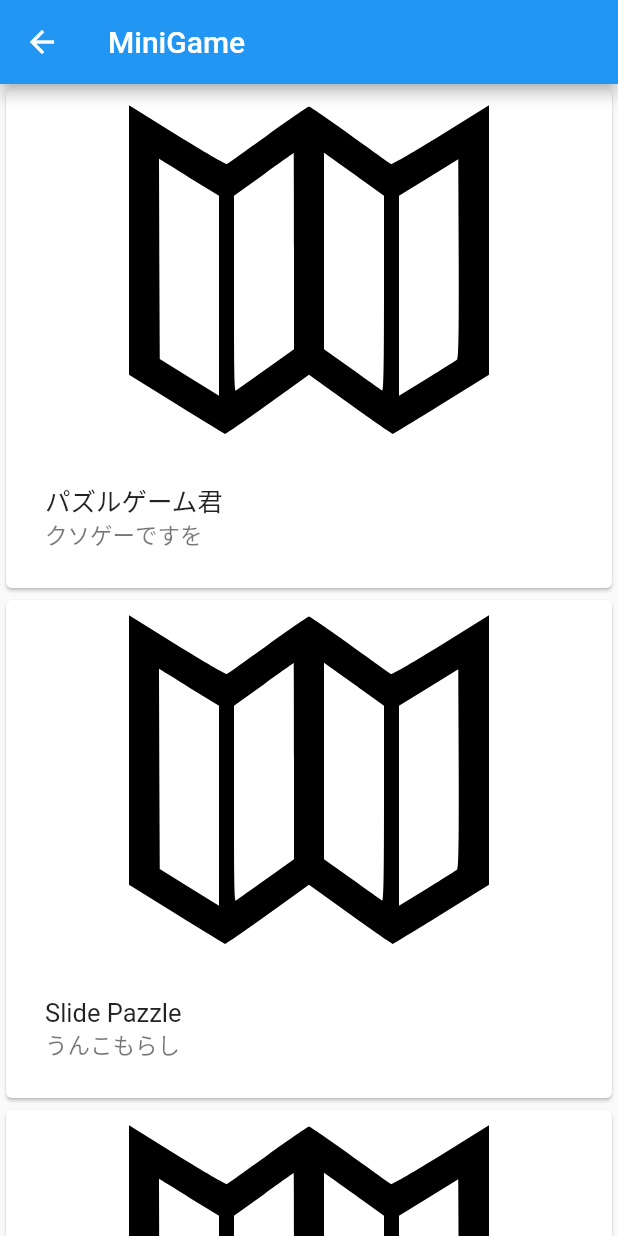
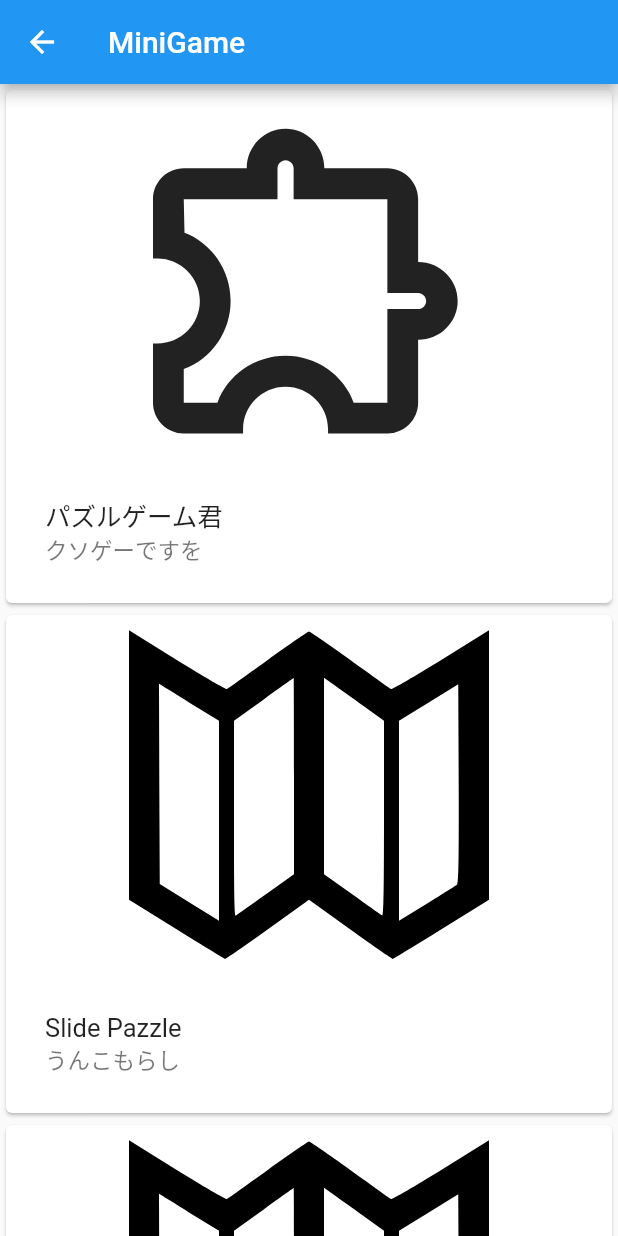
Before and after one commit to FukukouSSJouhou/umenavi, a Flutter app: the screen it shows after launch, scrolled down 576 dp, after a tap on "MiniGame", on a phone screen of 412 x 824 dp. Run offline on Flutter 3.47's test engine with Material 2 defaults, Android fonts, the phone set to English and light mode, and no system bars; our stand-ins replace flutter_svg, package_info; missing offline and left inert: slidingpuzzle, tetris.

Commit message:
fixed icon

```diff
--- a/lib/activities/minigame.dart
+++ b/lib/activities/minigame.dart
@@ -33,8 +33,10 @@ class _MiniGamePageState extends State<MiniGamePage>{
               child:Card(
                   child:Column(
                     children: <Widget>[
-                      SvgPicture.asset("images/icon/iconmonstr-map-2-240.svg",
-                        semanticsLabel: 'map',),
+                      Icon(
+                        Icons.extension_outlined,
+                        size:250,
+                      ),
                       Container(
                           margin: EdgeInsets.all(10.0),
                           child:ListTile(
--- a/lib/main.dart
+++ b/lib/main.dart
@@ -7,7 +7,7 @@ import "activities/stage_show.dart";
 import "activities/umeyoko.dart";
 import 'activities/miniGame.dart';
 String applicationName= "UMENAVI";
-String applicationVersion= "20210525beta1";
+String applicationVersion= "20210526beta1";
 String applicationLegalese="2021 Fukushima High School SS club Jouhouhan";
 void main() {
   runApp(MyApp());
@@ -159,7 +159,10 @@ class _MyHomePageState extends State<MyHomePage> {
               child:Card(
                   child:Column(
                     children: <Widget>[
-                      SvgPicture.asset("images/icon/icon_111651_256.svg",semanticsLabel: "MiniGame",),
+                    Icon(
+                    Icons.extension_outlined,
+                      size:250,
+                  ),
                       Container(
                           margin: EdgeInsets.all(10.0),
                           child:ListTile(
--- a/pubspec.yaml
+++ b/pubspec.yaml
@@ -15,7 +15,7 @@ publish_to: 'none' # Remove this line if you wish to publish to pub.dev
 # In iOS, build-name is used as CFBundleShortVersionString while build-number used as CFBundleVersion.
 # Read more about iOS versioning at
 # https://developer.apple.com/library/archive/documentation/General/Reference/InfoPlistKeyReference/Articles/CoreFoundationKeys.html
-version: 1.0.0+2
+version: 1.0.0+3
 
 environment:
   sdk: ">=2.7.0 <3.0.0"
```
Also changed, not shown: images/icon/27C4EFD6-9BB5-49F9-9F2D-F2B13F1B948F.svg (added), images/icon/room_black_24dp.svg (added).
